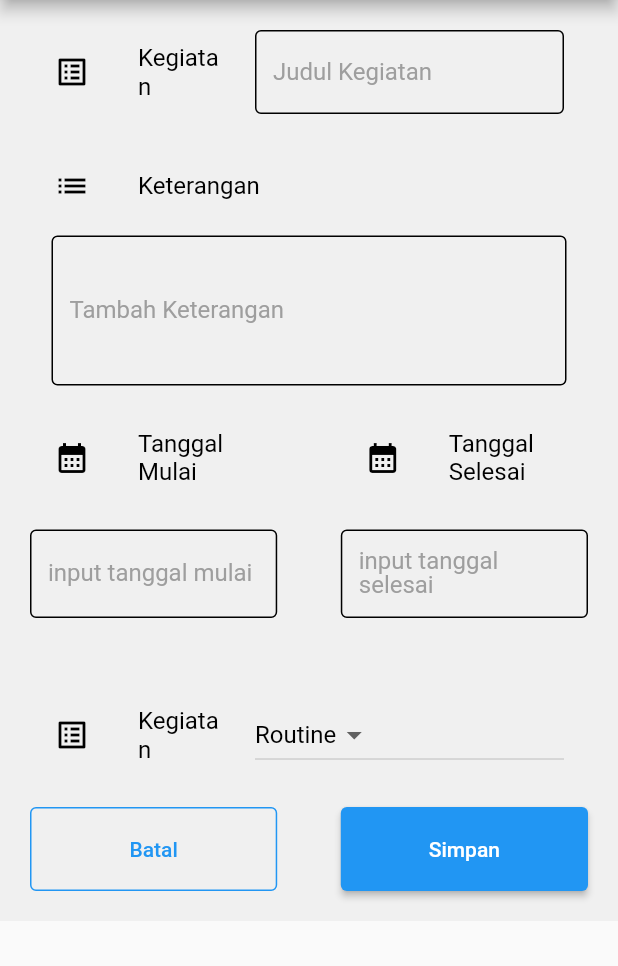
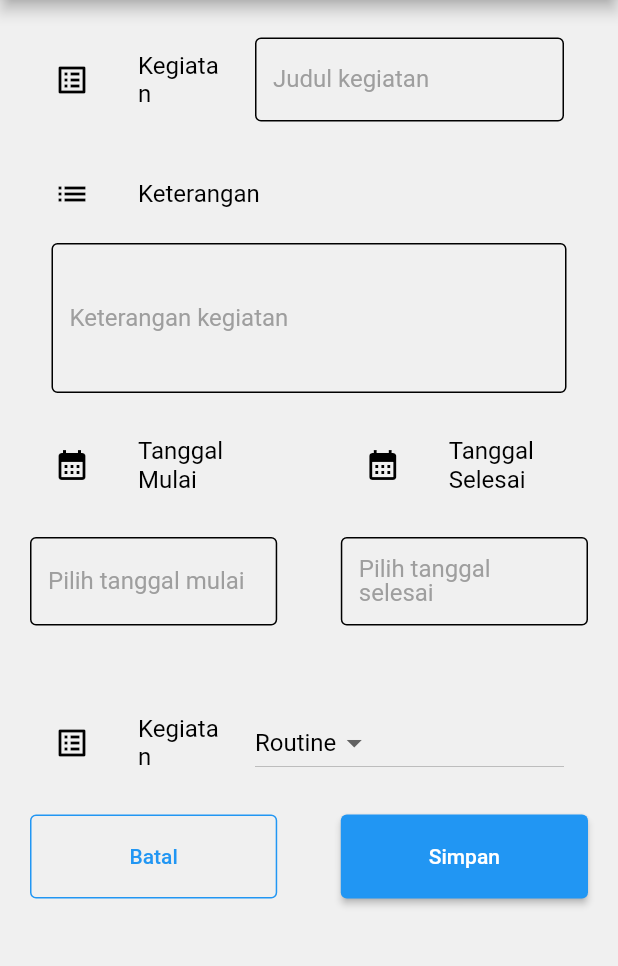
Before and after one commit to fdavidsen/Mobile-Backend, a Flutter app: the screen it shows after launch, scrolled down 112 dp, after a tap on the "add" icon, on a phone screen of 412 x 824 dp, the part 84-1050 px from its top. Run offline on Flutter 3.47's test engine with Material 2 defaults, Android fonts, the phone set to English and light mode, and no system bars; our stand-ins replace flutter_spinkit, image_picker, table_calendar.

Commit message:
Implement stream and refactoring

```diff
--- a/lib/main.dart
+++ b/lib/main.dart
@@ -1,6 +1,5 @@
 import 'package:flutter/material.dart';
 import 'package:provider/provider.dart';
-import 'package:apple_todo/screens/todo/home_page.dart';
 import 'package:apple_todo/screens/splash_screen.dart';
 import 'package:apple_todo/providers/todo_provider.dart';
 
--- a/lib/screens/profile.dart
+++ b/lib/screens/profile.dart
@@ -118,7 +118,7 @@ class _ProfileState extends State<Profile> {
                 title: Padding(
                   padding: const EdgeInsets.all(8.0),
                   child: Text(
-                    "Rivaldi Lubis",
+                    "Tim Apple",
                     style: TextStyle(
                         color: context.watch<TodoProvider>().isDark ? Colors.white : Colors.black),
                   ),
--- a/lib/screens/splash_screen.dart
+++ b/lib/screens/splash_screen.dart
@@ -14,7 +14,7 @@ class SplashScreen extends StatefulWidget {
 class _SplashScreenState extends State<SplashScreen> {
   @override
   void initState() {
-    Timer(const Duration(seconds: 5), () {
+    Timer(const Duration(seconds: 0), () {
       Navigator.push(context, MaterialPageRoute(
         builder: (context) {
           return const HomePage();
--- a/lib/screens/todo/add_todo.dart
+++ b/lib/screens/todo/add_todo.dart
@@ -1,6 +1,7 @@
 import 'package:flutter/material.dart';
 import 'package:intl/intl.dart';
 import 'package:provider/provider.dart';
+import 'package:apple_todo/streams/stream_manager.dart';
 import 'package:apple_todo/providers/todo_provider.dart';
 
 class AddTodo extends StatefulWidget {
@@ -18,6 +19,20 @@ class _AddTodoState extends State<AddTodo> {
   TextEditingController tglMulaiController = TextEditingController();
   TextEditingController tglSelesaiController = TextEditingController();
 
+  late StreamManager streamController;
+
+  @override
+  void initState() {
+    streamController = StreamManager(context);
+    super.initState();
+  }
+
+  @override
+  void dispose() {
+    streamController.cancel();
+    super.dispose();
+  }
+
   @override
   Widget build(BuildContext context) {
     return Scaffold(
@@ -28,10 +43,8 @@ class _AddTodoState extends State<AddTodo> {
             context.watch<TodoProvider>().isDark ? const Color(0xff1e1e1e) : Colors.blue,
       ),
       body: SingleChildScrollView(
-        // width: MediaQuery.of(context).size.width,
-        // height: MediaQuery.of(context).size.height,
         child: Container(
-          padding: const EdgeInsets.all(20),
+          padding: const EdgeInsets.only(top: 25, left: 20, right: 20, bottom: 75),
           color: context.watch<TodoProvider>().isDark
               ? const Color(0xff1a1a1a)
               : const Color(0xfff0f0f0),
@@ -55,7 +68,7 @@ class _AddTodoState extends State<AddTodo> {
                         color: context.watch<TodoProvider>().isDark ? Colors.white : Colors.black),
                     decoration: InputDecoration(
                       label: Text(
-                        "Judul Kegiatan",
+                        "Judul kegiatan",
                         style: TextStyle(
                             color: context.watch<TodoProvider>().isDark
                                 ? Colors.white70
@@ -100,7 +113,7 @@ class _AddTodoState extends State<AddTodo> {
                       color: context.watch<TodoProvider>().isDark ? Colors.white : Colors.black),
                   decoration: InputDecoration(
                     label: Text(
-                      "Tambah Keterangan",
+                      "Keterangan kegiatan",
                       style: TextStyle(
                           color:
                               context.watch<TodoProvider>().isDark ? Colors.white70 : Colors.grey),
@@ -166,7 +179,7 @@ class _AddTodoState extends State<AddTodo> {
                               context.watch<TodoProvider>().isDark ? Colors.white : Colors.black),
                       decoration: InputDecoration(
                         label: Text(
-                          'input tanggal mulai',
+                          tglMulaiController.text.isEmpty ? 'Pilih tanggal mulai' : 'Tanggal mulai',
                           style: TextStyle(
                               color: context.watch<TodoProvider>().isDark
                                   ? Colors.white70
@@ -231,7 +244,9 @@ class _AddTodoState extends State<AddTodo> {
                               context.watch<TodoProvider>().isDark ? Colors.white : Colors.black),
                       decoration: InputDecoration(
                         label: Text(
-                          'input tanggal selesai',
+                          tglSelesaiController.text.isEmpty
+                              ? 'Pilih tanggal selesai'
+                              : 'Tanggal selesai',
                           style: TextStyle(
                               color: context.watch<TodoProvider>().isDark
                                   ? Colors.white70
@@ -348,7 +363,6 @@ class _AddTodoState extends State<AddTodo> {
                   SizedBox(
                       width: MediaQuery.of(context).size.width / 2.5,
                       child: OutlinedButton(
-                        child: const Text("Batal"),
                         onPressed: () {
                           Navigator.of(context).pop();
                         },
@@ -358,14 +372,13 @@ class _AddTodoState extends State<AddTodo> {
                                 color: context.watch<TodoProvider>().isDark
                                     ? Colors.white
                                     : Colors.blue)),
+                        child: const Text("Batal"),
                       )),
                   SizedBox(
                       width: MediaQuery.of(context).size.width / 2.5,
                       child: ElevatedButton(
-                        child: const Text("Simpan"),
                         onPressed: () {
-                          setState(() {
-                            context.read<TodoProvider>().isiTodo = {
+                          streamController.add({
                             'title': kegiatanController.text,
                             'keterangan': keteranganController.text,
                             'mulai': tglMulaiController.text,
@@ -378,9 +391,9 @@ class _AddTodoState extends State<AddTodo> {
                                 : value.toString() == "Work"
                                     ? "0xff2196f3"
                                     : "0xff4caf50"
-                            };
+                          });
                           Navigator.of(context).pop();
-                          });
+
                           showDialog(
                               context: context,
                               builder: (BuildContext context) {
@@ -394,7 +407,7 @@ class _AddTodoState extends State<AddTodo> {
                                     alignment: Alignment.center,
                                     clipBehavior: Clip.none,
                                     children: [
-                                      Container(
+                                      SizedBox(
                                         height: 180,
                                         width: 250,
                                         child: Padding(
@@ -422,11 +435,11 @@ class _AddTodoState extends State<AddTodo> {
                                                 onPressed: () {
                                                   Navigator.of(context).pop();
                                                 },
-                                                child: const Text("OK"),
                                                 style: ElevatedButton.styleFrom(
                                                     backgroundColor: Colors.green,
                                                     padding: const EdgeInsets.symmetric(
                                                         vertical: 15, horizontal: 35)),
+                                                child: const Text("OK"),
                                               )
                                             ],
                                           ),
@@ -452,6 +465,7 @@ class _AddTodoState extends State<AddTodo> {
                               });
                         },
                         style: ElevatedButton.styleFrom(padding: const EdgeInsets.all(20)),
+                        child: const Text("Simpan"),
                       )),
                 ],
               ),
--- a/lib/screens/todo/home_page.dart
+++ b/lib/screens/todo/home_page.dart
@@ -33,7 +33,7 @@ class _HomePageState extends State<HomePage> {
   List<Map<String, String>>? workUnfinishedTodoList;
   List<Map<String, String>>? othersUnfinishedTodoList;
 
-  PageController _pageController = PageController(initialPage: 0);
+  final PageController _pageController = PageController(initialPage: 0);
 
   @override
   void dispose() {
@@ -417,14 +417,13 @@ class _HomePageState extends State<HomePage> {
             ? const Color(0xff1a1a1a)
             : const Color(0xfff0f0f0),
         unselectedItemColor: context.watch<TodoProvider>().isDark ? Colors.white : Colors.black,
-        items: [
-          const BottomNavigationBarItem(
+        items: const [
+          BottomNavigationBarItem(
             icon: Icon(Icons.list_alt),
             label: "Todos",
           ),
-          const BottomNavigationBarItem(
-              icon: Icon(Icons.calendar_month_outlined), label: "Calendar"),
-          const BottomNavigationBarItem(icon: Icon(Icons.person), label: "Profile"),
+          BottomNavigationBarItem(icon: Icon(Icons.calendar_month_outlined), label: "Calendar"),
+          BottomNavigationBarItem(icon: Icon(Icons.person), label: "Profile"),
         ],
         onTap: (int index) {
           setState(() {
@@ -455,7 +454,7 @@ class _HomePageState extends State<HomePage> {
             Padding(
               padding: const EdgeInsets.symmetric(horizontal: 28),
               child: Text(
-                "By: Rivaldi Lubis",
+                "by Tim Apple",
                 style: TextStyle(
                   color: context.watch<TodoProvider>().isDark ? Colors.white : Colors.black,
                   fontSize: 12,
@@ -472,13 +471,13 @@ class _HomePageState extends State<HomePage> {
                 trailing: Visibility(
                   visible: doneNumber(routineUnfinishedTodoList!) != 0,
                   child: CircleAvatar(
+                    backgroundColor: Colors.deepOrange,
+                    foregroundColor: Colors.white,
+                    radius: 12,
                     child: Text(
                       doneNumber(routineUnfinishedTodoList!).toString(),
                       style: const TextStyle(fontSize: 12),
                     ),
-                    backgroundColor: Colors.deepOrange,
-                    foregroundColor: Colors.white,
-                    radius: 12,
                   ),
                 )),
             ListTile(
@@ -490,13 +489,13 @@ class _HomePageState extends State<HomePage> {
                 trailing: Visibility(
                   visible: doneNumber(workUnfinishedTodoList!) != 0,
                   child: CircleAvatar(
+                    backgroundColor: Colors.blue,
+                    foregroundColor: Colors.white,
+                    radius: 12,
                     child: Text(
                       doneNumber(workUnfinishedTodoList!).toString(),
                       style: const TextStyle(fontSize: 12),
                     ),
-                    backgroundColor: Colors.blue,
-                    foregroundColor: Colors.white,
-                    radius: 12,
                   ),
                 )),
             ListTile(
@@ -508,13 +507,13 @@ class _HomePageState extends State<HomePage> {
                 trailing: Visibility(
                   visible: doneNumber(othersUnfinishedTodoList!) != 0,
                   child: CircleAvatar(
+                    backgroundColor: Colors.green,
+                    foregroundColor: Colors.white,
+                    radius: 12,
                     child: Text(
                       doneNumber(othersUnfinishedTodoList!).toString(),
                       style: const TextStyle(fontSize: 12),
                     ),
-                    backgroundColor: Colors.green,
-                    foregroundColor: Colors.white,
-                    radius: 12,
                   ),
                 )),
             const SizedBox(height: 30),
--- /dev/null
+++ b/lib/streams/stream_manager.dart
@@ -0,0 +1,36 @@
+import 'dart:async';
+
+import 'package:flutter/material.dart';
+import 'package:provider/provider.dart';
+import 'package:apple_todo/providers/todo_provider.dart';
+
+class StreamManager {
+  late StreamController _controller;
+  late StreamSubscription _streamSubscription;
+
+  StreamManager(BuildContext context) {
+    final prov = Provider.of<TodoProvider>(context, listen: false);
+
+    _controller = StreamController();
+    _streamSubscription = _controller.stream.listen((data) {
+      prov.isiTodo = {
+        'title': data['title'].toString(),
+        'keterangan': data['keterangan'].toString(),
+        'mulai': data['mulai'].toString(),
+        'selesai': data['selesai'].toString(),
+        'isDisplayed': data['isDisplayed'].toString(),
+        'isDone': data['isDone'].toString(),
+        'kategori': data['kategori'].toString(),
+        'color': data['color'].toString()
+      };
+    });
+  }
+
+  void add(value) {
+    _controller.add(value);
+  }
+
+  void cancel() {
+    _streamSubscription.cancel();
+  }
+}
```
Lines whose indentation alone changed are shown as unchanged.
